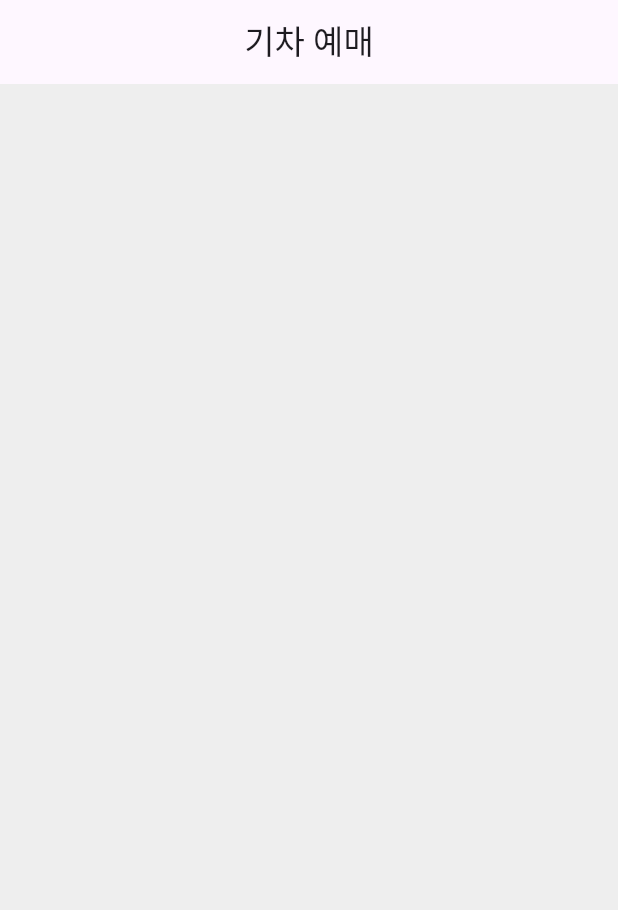
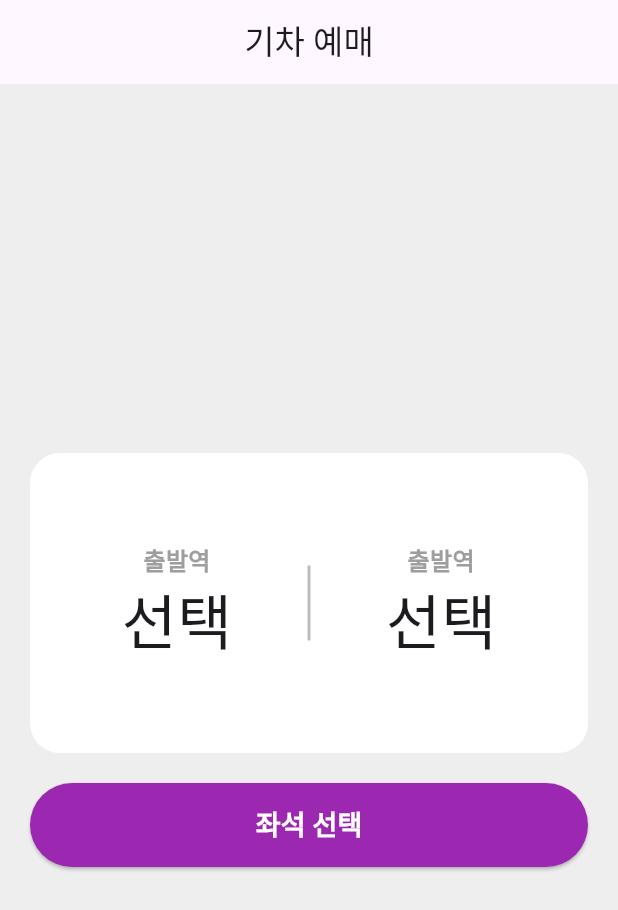
Before and after one commit to hyun471/assignment3_train_app, a Flutter app: the screen it shows after launch, on a phone screen of 412 x 824 dp. Shown: the top 910 px of the screen. Run offline on Flutter 3.47's test engine with Material 3 defaults, Android fonts, the phone set to English and light mode, and no system bars.

Commit message:
feat : home화면 UI 구현

```diff
--- a/lib/pages/home/home_page.dart
+++ b/lib/pages/home/home_page.dart
@@ -1,4 +1,6 @@
 import 'package:flutter/material.dart';
+import 'package:flutter_train_app/pages/home/widgets/select_seat_button.dart';
+import 'package:flutter_train_app/pages/home/widgets/select_station_box.dart';
 
 class HomePage extends StatelessWidget {
   @override
@@ -8,7 +10,39 @@ class HomePage extends StatelessWidget {
         title: Center(child: Text('기차 예매')),
       ),
       backgroundColor: Colors.grey[200],
-      body: Column(),
+      body: Padding(
+        padding: const EdgeInsets.symmetric(horizontal: 20),
+        child: Column(
+          children: [
+            Spacer(),
+            Container(
+              height: 200,
+              decoration: BoxDecoration(
+                color: Colors.white,
+                borderRadius: BorderRadius.circular(20),
+              ),
+              child: Expanded(
+                child: Row(
+                    mainAxisAlignment: MainAxisAlignment.center,
+                    children: [
+                      SelectStationBox(),
+                      SizedBox(width: 50),
+                      Container(
+                        width: 2,
+                        height: 50,
+                        color: Colors.grey[400],
+                      ),
+                      SizedBox(width: 50),
+                      SelectStationBox(),
+                    ]),
+              ),
+            ),
+            SizedBox(height: 20),
+            SelectSeatButton(),
+            Spacer(),
+          ],
+        ),
+      ),
     );
   }
 }
--- /dev/null
+++ b/lib/pages/home/widgets/select_seat_button.dart
@@ -0,0 +1,23 @@
+import 'package:flutter/material.dart';
+
+class SelectSeatButton extends StatelessWidget {
+  @override
+  Widget build(BuildContext context) {
+    return SizedBox(
+      width: double.infinity,
+      height: 56,
+      child: ElevatedButton(
+          style: ElevatedButton.styleFrom(
+              backgroundColor: Colors.purple),
+          onPressed: () {},
+          child: Text(
+            '좌석 선택',
+            style: TextStyle(
+              color: Colors.white,
+              fontSize: 18,
+              fontWeight: FontWeight.bold,
+            ),
+          )),
+    );
+  }
+}
--- /dev/null
+++ b/lib/pages/home/widgets/select_station_box.dart
@@ -0,0 +1,27 @@
+import 'package:flutter/material.dart';
+
+class SelectStationBox extends StatelessWidget {
+  @override
+  Widget build(BuildContext context) {
+    return Column(
+      mainAxisAlignment: MainAxisAlignment.center,
+      children: [
+        Text(
+          '출발역',
+          style: TextStyle(
+            fontSize: 16,
+            color: Colors.grey,
+            fontWeight: FontWeight.bold,
+          ),
+        ),
+        GestureDetector(
+            child: Text(
+          '선택',
+          style: TextStyle(
+            fontSize: 40,
+          ),
+        )),
+      ],
+    );
+  }
+}
```
Also changed, not shown: lib/pages/home/widgets/station_box.dart (deleted).
